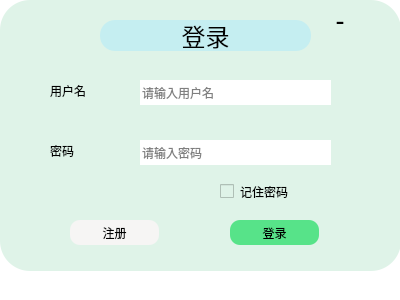
Above: client/ui/logindialog.ui from pechpo/What-s-up before the change. Below: the same form after it.
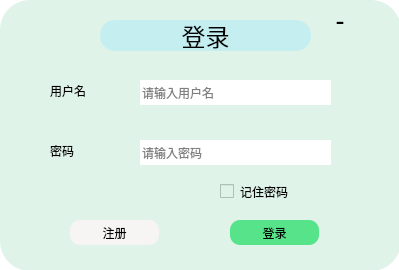
That is the form after the change. Icons and pictures are not drawn.

What changed in the file:
```diff
--- a/client/ui/logindialog.ui
+++ b/client/ui/logindialog.ui
@@ -9,8 +9,8 @@
    <rect>
     <x>0</x>
     <y>0</y>
-    <width>400</width>
-    <height>300</height>
+    <width>399</width>
+    <height>270</height>
    </rect>
   </property>
   <property name="windowTitle">
```
